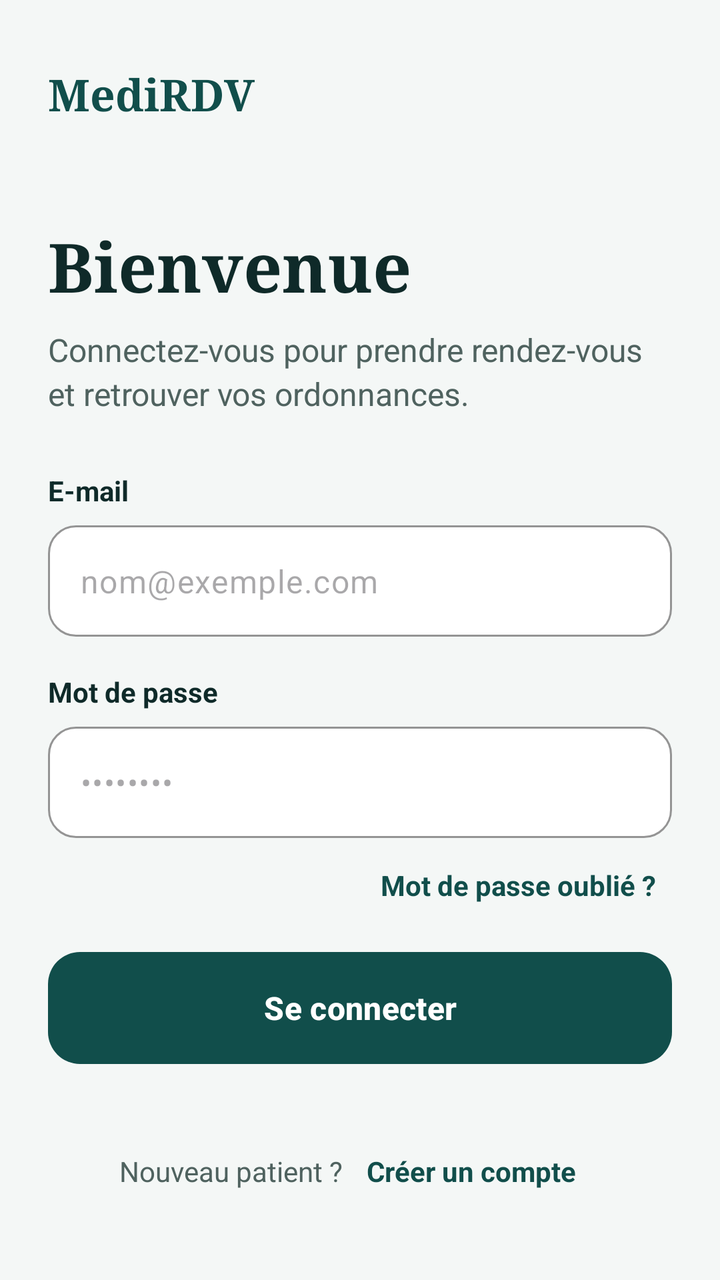
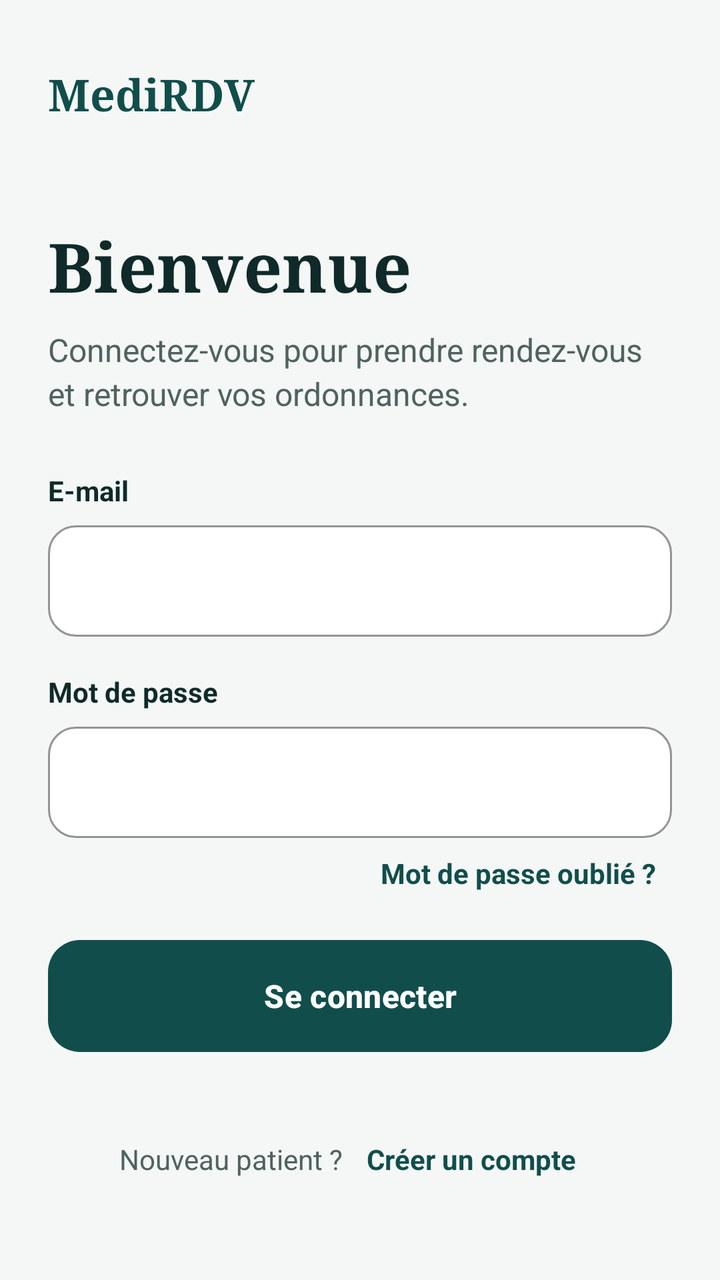

Two renders of the same Android screen: before a commit and after it. Below are the layout's source before the change and the commit's diff.
<!-- AndroidManifest.xml: application theme Theme.Projet_medical -->
<!-- res/layout/activity_login.xml -->
<?xml version="1.0" encoding="utf-8"?>
<ScrollView xmlns:android="http://schemas.android.com/apk/res/android"
    xmlns:app="http://schemas.android.com/apk/res-auto"
    xmlns:tools="http://schemas.android.com/tools"
    android:id="@+id/main"
    android:layout_width="match_parent"
    android:layout_height="match_parent"
    tools:context=".ui.auth.LoginActivity">
    <LinearLayout
    android:layout_width="match_parent"
    android:layout_height="wrap_content"
    android:orientation="vertical"
    android:paddingStart="24dp"
    android:paddingTop="32dp"
    android:paddingEnd="24dp"
    android:paddingBottom="16dp">

    <TextView
        android:layout_width="wrap_content"
        android:layout_height="wrap_content"
        android:fontFamily="serif"
        android:text="MediRDV"
        android:textColor="@color/primary"
        android:textSize="22sp"
        android:textStyle="bold" />

    <TextView
        android:layout_width="wrap_content"
        android:layout_height="wrap_content"
        android:layout_marginTop="48dp"
        android:fontFamily="serif"
        android:text="Bienvenue"
        android:textColor="@color/ink"
        android:textSize="34sp"
        android:textStyle="bold" />

    <TextView
        android:layout_width="wrap_content"
        android:layout_height="wrap_content"
        android:layout_marginTop="8dp"
        android:lineSpacingExtra="3dp"
        android:text="Connectez-vous pour prendre rendez-vous et retrouver vos ordonnances."
        android:textColor="@color/muted"
        android:textSize="16sp" />

    
    <TextView
        android:layout_width="wrap_content"
        android:layout_height="wrap_content"
        android:layout_marginTop="28dp"
        android:text="E-mail"
        android:textColor="@color/ink"
        android:textSize="14sp"
        android:textStyle="bold" />

    <com.google.android.material.textfield.TextInputLayout
        android:id="@+id/tilEmail"
        style="@style/Widget.Material3.TextInputLayout.OutlinedBox"
        android:layout_width="match_parent"
        android:layout_height="wrap_content"
        android:layout_marginTop="8dp"
        app:boxBackgroundColor="@color/white"
        app:boxCornerRadiusBottomEnd="14dp"
        app:boxCornerRadiusBottomStart="14dp"
        app:boxCornerRadiusTopEnd="14dp"
        app:boxCornerRadiusTopStart="14dp"
        app:boxStrokeColor="@color/box_stroke"
        app:hintEnabled="false">

        <com.google.android.material.textfield.TextInputEditText
            android:id="@+id/etEmail"
            android:layout_width="match_parent"
            android:layout_height="wrap_content"
            android:hint="nom@exemple.com"
            android:inputType="textEmailAddress"
            android:textColor="@color/ink" />
    </com.google.android.material.textfield.TextInputLayout>

    
    <TextView
        android:layout_width="wrap_content"
        android:layout_height="wrap_content"
        android:layout_marginTop="18dp"
        android:text="Mot de passe"
        android:textColor="@color/ink"
        android:textSize="14sp"
        android:textStyle="bold" />

    <com.google.android.material.textfield.TextInputLayout
        android:id="@+id/tilPassword"
        style="@style/Widget.Material3.TextInputLayout.OutlinedBox"
        android:layout_width="match_parent"
        android:layout_height="wrap_content"
        android:layout_marginTop="8dp"
        app:boxBackgroundColor="@color/white"
        app:boxCornerRadiusBottomEnd="14dp"
        app:boxCornerRadiusBottomStart="14dp"
        app:boxCornerRadiusTopEnd="14dp"
        app:boxCornerRadiusTopStart="14dp"
        app:boxStrokeColor="@color/box_stroke"
        app:hintEnabled="false">

        <com.google.android.material.textfield.TextInputEditText
            android:id="@+id/etPassword"
            android:layout_width="match_parent"
            android:layout_height="wrap_content"
            android:hint="••••••••"
            android:inputType="textPassword"
            android:textColor="@color/ink" />
    </com.google.android.material.textfield.TextInputLayout>

    <TextView
        android:id="@+id/tvForgot"
        android:layout_width="wrap_content"
        android:layout_height="wrap_content"
        android:layout_gravity="end"
        android:layout_marginTop="6dp"
        android:padding="8dp"
        android:text="Mot de passe oublié ?"
        android:textColor="@color/primary"
        android:textSize="14sp"
        android:textStyle="bold" />

    <TextView
        android:id="@+id/tvError"
        android:layout_width="wrap_content"
        android:layout_height="wrap_content"
        android:layout_marginTop="4dp"
        android:textColor="#B3261E"
        android:textSize="14sp"
        android:visibility="gone" />

    <com.google.android.material.button.MaterialButton
        android:id="@+id/btnLogin"
        android:layout_width="match_parent"
        android:layout_height="56dp"
        android:layout_marginTop="16dp"
        android:insetTop="0dp"
        android:insetBottom="0dp"
        android:text="Se connecter"
        android:textColor="@color/white"
        android:textSize="16sp"
        android:textStyle="bold"
        app:backgroundTint="@color/primary"
        app:cornerRadius="16dp" />

    
    <View
        android:layout_width="match_parent"
        android:layout_height="0dp"
        android:layout_weight="1"
        android:minHeight="32dp" />

    <LinearLayout
        android:layout_width="match_parent"
        android:layout_height="wrap_content"
        android:gravity="center"
        android:orientation="horizontal">

        <TextView
            android:layout_width="wrap_content"
            android:layout_height="wrap_content"
            android:text="Nouveau patient ?"
            android:textColor="@color/muted"
            android:textSize="14sp" />

        <TextView
            android:id="@+id/btnGoRegister"
            android:layout_width="wrap_content"
            android:layout_height="wrap_content"
            android:padding="12dp"
            android:text="Créer un compte"
            android:textColor="@color/primary"
            android:textSize="14sp"
            android:textStyle="bold" />
    </LinearLayout>
</LinearLayout>
</ScrollView>
<!-- resources referenced by this layout -->
<resources>
  <color name="box_stroke">#757575</color>
  <color name="ink">#0F2A29</color>
  <color name="muted">#4F625F</color>
  <color name="primary">#114E4B</color>
  <color name="white">#FFFFFF</color>
  <style name="Theme.Projet_medical" parent="Base.Theme.Projet_medical" />
  <style name="Base.Theme.Projet_medical" parent="Theme.Material3.Light.NoActionBar">
          <item name="colorPrimary">@color/primary</item>
          <item name="colorOnPrimary">@color/white</item>
          <item name="android:windowBackground">@color/background</item>
          <item name="android:statusBarColor">@color/background</item>
          <item name="android:windowLightStatusBar">true</item>
      </style>
  <color name="background">#F4F7F6</color>
</resources>

<!-- the commit's change to res/layout/activity_login.xml (unified diff, before → after) -->
@@ -71,10 +71,11 @@
             android:id="@+id/etEmail"
             android:layout_width="match_parent"
             android:layout_height="wrap_content"
-            android:hint="nom@exemple.com"
+
             android:inputType="textEmailAddress"
             android:textColor="@color/ink" />
     </com.google.android.material.textfield.TextInputLayout>
+
 
     
     <TextView
@@ -104,22 +105,21 @@
             android:id="@+id/etPassword"
             android:layout_width="match_parent"
             android:layout_height="wrap_content"
-            android:hint="••••••••"
+
             android:inputType="textPassword"
             android:textColor="@color/ink" />
     </com.google.android.material.textfield.TextInputLayout>
+        <TextView
+            android:id="@+id/btnForgotPassword"
+            android:layout_width="wrap_content"
+            android:layout_height="wrap_content"
+            android:layout_gravity="end"
+            android:padding="8dp"
+            android:text="Mot de passe oublié ?"
+            android:textColor="@color/primary"
+            android:textSize="14sp"
+            android:textStyle="bold" />
 
-    <TextView
-        android:id="@+id/tvForgot"
-        android:layout_width="wrap_content"
-        android:layout_height="wrap_content"
-        android:layout_gravity="end"
-        android:layout_marginTop="6dp"
-        android:padding="8dp"
-        android:text="Mot de passe oublié ?"
-        android:textColor="@color/primary"
-        android:textSize="14sp"
-        android:textStyle="bold" />
 
     <TextView
         android:id="@+id/tvError"
